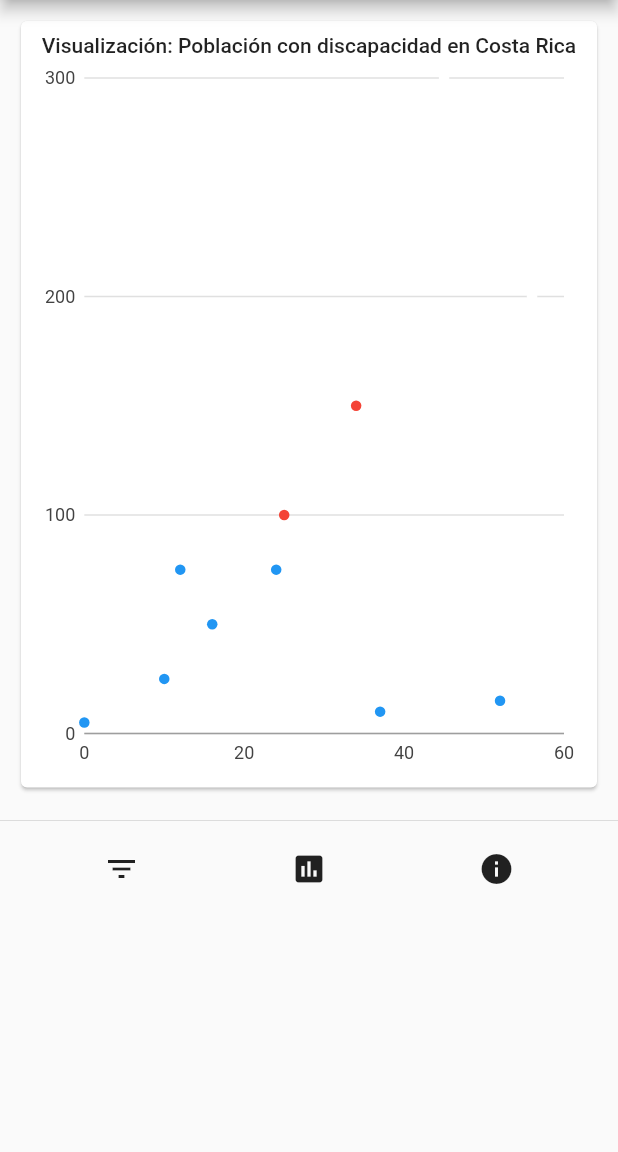
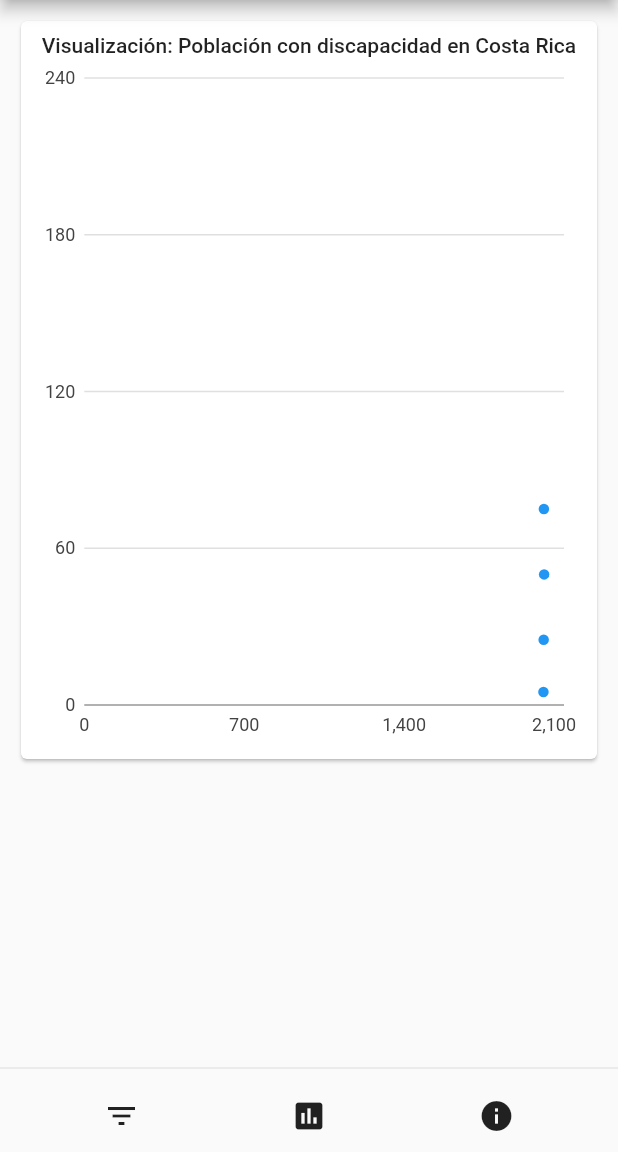
Before and after one commit to andrescornejo/vis-pc-01, a Flutter app: the screen it shows after launch, on a phone screen of 412 x 824 dp, the part 84-1236 px from its top. Run offline on Flutter 3.47's test engine with Material 2 defaults, Android fonts, the phone set to English and light mode, and no system bars; our stand-ins replace charts_flutter; statements that could not run were skipped.

Commit message:
[improved] bubble chart conections and filters

```diff
--- a/vis_pc_01/assets/data/disabledPeopleCR.json
+++ b/vis_pc_01/assets/data/disabledPeopleCR.json
@@ -838,8 +838,5 @@
 		"mental": "104",
 		"sex": "F",
 		"province": "LIM"
-	},
-	{
-		"age": ""
 	}
 ]
--- a/vis_pc_01/lib/chartBubble.dart
+++ b/vis_pc_01/lib/charts/scatterPlotChart.dart
@@ -12,18 +12,26 @@
 /// be color with the color of the data.
 import 'package:charts_flutter/flutter.dart' as charts;
 import 'package:flutter/material.dart';
+import 'package:vispc01/logic/disabilitySeries.dart';
 
 class ShapesScatterPlotChart extends StatelessWidget {
-  final List<charts.Series> seriesList = _createSampleData();
-  final bool animate = true;
+  final List<charts.Series> seriesList;
+  final bool animate;
 
-  ShapesScatterPlotChart();
+  ShapesScatterPlotChart(this.seriesList, {this.animate});
 
   /// Creates a [ScatterPlotChart] with sample data and no transition.
   factory ShapesScatterPlotChart.withSampleData() {
-    return new ShapesScatterPlotChart();
+    return new ShapesScatterPlotChart(
+      _createSampleData(),
+      // Disable animations for image tests.
+      animate: false,
+    );
   }
 
+  factory ShapesScatterPlotChart.fromDisabilityList(List<DisabilitySeries> inputList){
+    return null;
+  }
 
   @override
   Widget build(BuildContext context) {
@@ -41,23 +49,13 @@ class ShapesScatterPlotChart extends StatelessWidget {
   /// Create one series with sample hard coded data.
   static List<charts.Series<LinearSales, int>> _createSampleData() {
     final data = [
-      new LinearSales(0, 5, 3.0, 'circle', null, null),
-      new LinearSales(10, 25, 5.0, null, null, null),
-      new LinearSales(12, 75, 4.0, null, null, null),
+      new LinearSales(2010, 5, 3.0, 'circle', null, null),
+      new LinearSales(2011, 25, 5.0, null, null, null),
+      new LinearSales(2012, 75, 4.0, null, null, null),
       // Render a hollow circle, filled in with white.
       new LinearSales(
           13, 225, 5.0, 'circle', charts.MaterialPalette.white, 2.0),
-      new LinearSales(16, 50, 4.0, null, null, null),
-      new LinearSales(24, 75, 3.0, null, null, null),
-      new LinearSales(25, 100, 3.0, 'circle', null, null),
-      new LinearSales(34, 150, 5.0, null, null, null),
-      new LinearSales(37, 10, 4.5, null, null, null),
-      // Render a hollow circle, filled in with white.
-      new LinearSales(
-          45, 300, 8.0, 'circle', charts.MaterialPalette.white, 2.0),
-      new LinearSales(52, 15, 4.0, null, null, null),
-      // Render a hollow square, filled in with white.
-      new LinearSales(56, 200, 7.0, null, charts.MaterialPalette.white, 2.0),
+      new LinearSales(2013, 50, 4.0, null, null, null),
     ];
 
     final maxMeasure = 300;
--- a/vis_pc_01/lib/home.dart
+++ /dev/null
@@ -1,113 +0,0 @@
-import 'package:flutter/material.dart';
-import 'package:vispc01/dataSeries.dart';
-import 'package:vispc01/dataFilterUI.dart';
-import 'package:vispc01/infoScreenUI.dart';
-
-import 'package:vispc01/chartBubble.dart';
-import 'dart:convert';
-
-
-
-class HomePage extends StatelessWidget {
-
-  Future<List<DataSeries>> getDataFromJSON(BuildContext context) async{
-    String jsonString = await DefaultAssetBundle.of(context).loadString("assets/data/disabledPeopleCR.json");
-    List<dynamic> raw = jsonDecode(jsonString);
-    return raw.map((f)=> DataSeries.fromJSON(f)).toList();
-  }
-
-  @override
-  Widget build(BuildContext context){
-    return Scaffold(
-      resizeToAvoidBottomInset: false, // set it to false
-      appBar: AppBar(
-        title: Text("vis-pc-01"),
-        backgroundColor: Colors.deepPurple,
-      ),
-      body: Column(children: <Widget>[
-        Container(
-          height: 539,    //Hardcoded :( This is for a 1080 x 1920 screen.
-          padding: EdgeInsets.all(10),
-          child: Card(
-            child: Padding(
-              padding: const EdgeInsets.all(8.0),
-              child: Column(
-                children: <Widget>[
-                  Text("Visualización: Población con discapacidad en Costa Rica",
-                    style: Theme.of(context).textTheme.body2,
-                  ),
-                  Expanded(
-                      child: ShapesScatterPlotChart() //CHART GOES HERE
-                  )
-                ],
-              )
-            )
-          )
-        ),
-        Divider(),
-        Row(
-          mainAxisAlignment: MainAxisAlignment.spaceEvenly,
-          crossAxisAlignment: CrossAxisAlignment.start,
-          children: <Widget>[
-            FlatButton(
-              onPressed: () {
-                Navigator.push(context,
-                MaterialPageRoute(builder: (context) => DataFilterUI())
-                );
-              },
-              child: Icon(Icons.filter_list),
-              disabledColor: Colors.lightBlue[600],
-            ),
-            FlatButton(
-              onPressed: () {},
-              child: Icon(Icons.insert_chart),
-              disabledColor: Colors.lightBlue[600],
-            ),
-            FlatButton(
-              onPressed: () {
-                Navigator.push(context,
-                    MaterialPageRoute(builder: (context) => InfoScreenUI())
-                );
-              },
-              child: Icon(Icons.info),
-              disabledColor: Colors.lightBlue[600],
-            ),
-          ],
-        )
-      ],)
-    );
-  }
-
-//  @override
-//  Widget build(BuildContext context){
-//    return Scaffold(
-//        appBar: AppBar(
-//          title: Text("Data Parser"),
-//        ),
-//        body: Container(
-//            child: FutureBuilder(
-//                future: getDataFromJSON(context),
-//                builder: (context,data){
-//                  if(data.hasData){
-//                    List<DataSeries> dataList = data.data;
-//                    return ListView.builder(
-//                        itemCount: dataList.length,
-//                        itemBuilder: (context, index){
-//                          return ListTile(
-//                            title: Text(dataList[index].age, style: TextStyle(
-//                                fontSize: 25.0,
-//                                fontWeight: FontWeight.bold
-//                            ),),
-//                            subtitle: Text(dataList[index].province),
-//                          );
-//                        });
-//                  } else {
-//                    return Center(child: CircularProgressIndicator(),);
-//                  }
-//                }
-//            )
-//        )
-//    );
-//  }
-
-}
--- /dev/null
+++ b/vis_pc_01/lib/logic/disabilitySeries.dart
@@ -0,0 +1,25 @@
+/* Author: Andrés Cornejo
+ * Class: DisabilitySeries
+ * Description: Generates an object that contains the statistics of specific disabilities.
+ *              It's meant to be used in a list, to be fed to the chart library.
+ */
+
+class DisabilitySeries{
+  String type, sex, ageGroup, province;
+  int amount;
+
+  DisabilitySeries(this.type, this.sex,
+      this.ageGroup, this.province, this.amount);
+
+  String toString(){
+    String output = "Disability type: " + this.type + "\n";
+    output += "Age group: " + this.ageGroup + "\n";
+    output += "Amount: " + this.amount.toString() + "\n";
+    output += "Sex: " + this.sex + "\n";
+    output+= "Province:" + this.province + "\n";
+    output+= "\n";
+
+    return output;
+  }
+
+}
--- a/vis_pc_01/lib/main.dart
+++ b/vis_pc_01/lib/main.dart
@@ -1,5 +1,5 @@
 import 'package:flutter/material.dart';
-import 'package:vispc01/home.dart';
+import 'package:vispc01/ui/home.dart';
 
 void main() => runApp(MyApp());
 
--- a/vis_pc_01/lib/dataFilterUI.dart
+++ b/vis_pc_01/lib/ui/dataFilterUI.dart
@@ -1,5 +1,5 @@
 import 'package:flutter/material.dart';
-import 'package:vispc01/globals.dart' as globals;
+import 'package:vispc01/libraries/globals.dart' as globals;
 
 class DataFilterUI extends StatefulWidget {
   @override
--- /dev/null
+++ b/vis_pc_01/lib/ui/home.dart
@@ -0,0 +1,144 @@
+import 'package:flutter/material.dart';
+import 'package:vispc01/logic/dataSeries.dart';
+import 'package:vispc01/logic/dataProvider.dart';
+import 'package:vispc01/ui/dataFilterUI.dart';
+import 'package:vispc01/ui/infoScreen.dart';
+
+import 'package:vispc01/charts/scatterPlotChart.dart';
+import 'dart:convert';
+
+
+
+class HomePage extends StatelessWidget {
+
+  Future<List<DataSeries>> getDataFromJSON(BuildContext context) async{
+    String jsonString = await DefaultAssetBundle.of(context).loadString("assets/data/disabledPeopleCR.json");
+    List<dynamic> raw = jsonDecode(jsonString);
+    return raw.map((f)=> DataSeries.fromJSON(f)).toList();
+  }
+
+  @override
+  Widget build(BuildContext context){
+
+    return Scaffold(
+      resizeToAvoidBottomInset: false, // set it to false
+      appBar: AppBar(
+        title: Text("vis-pc-01"),
+        backgroundColor: Colors.deepPurple,
+      ),
+      body: Flex(
+        direction: Axis.vertical,
+        children: <Widget>[
+          Expanded(
+              child: ListView(
+                shrinkWrap: true,
+                children: <Widget>[
+                  DataProvider(),
+                ],
+              )
+          ),
+          Divider(),
+          Row(
+            mainAxisAlignment: MainAxisAlignment.spaceEvenly,
+            crossAxisAlignment: CrossAxisAlignment.start,
+            children: <Widget>[
+              FlatButton(
+                onPressed: () {
+                  Navigator.push(context,
+                      MaterialPageRoute(builder: (context) => DataFilterUI())
+                  );
+                },
+                child: Icon(Icons.filter_list),
+                disabledColor: Colors.lightBlue[600],
+              ),
+              FlatButton(
+                onPressed: () {},
+                child: Icon(Icons.insert_chart),
+                disabledColor: Colors.lightBlue[600],
+              ),
+              FlatButton(
+                onPressed: () {
+                  Navigator.push(context,
+                      MaterialPageRoute(builder: (context) => InfoScreen())
+                  );
+                },
+                child: Icon(Icons.info),
+                disabledColor: Colors.lightBlue[600],
+              ),
+            ],
+          )
+        ],
+      )
+    );
+  }
+
+//  @override
+//  Widget build(BuildContext context){
+//    return Scaffold(
+//        appBar: AppBar(
+//          title: Text("Data Parser"),
+//        ),
+//        body: Container(
+//            child: FutureBuilder(
+//                future: getDataFromJSON(context),
+//                builder: (context,data){
+//                  if(data.hasData){
+//                    List<DataSeries> dataList = data.data;
+//                    return ListView.builder(
+//                        itemCount: dataList.length,
+//                        itemBuilder: (context, index){
+//                          return ListTile(
+//                            title: Text(dataList[index].age, style: TextStyle(
+//                                fontSize: 25.0,
+//                                fontWeight: FontWeight.bold
+//                            ),),
+//                            subtitle: Text(dataList[index].province),
+//                          );
+//                        });
+//                  } else {
+//                    return Center(child: CircularProgressIndicator(),);
+//                  }
+//                }
+//            )
+//        )
+//    );
+//  }
+
+
+
+
+
+
+
+//Divider(),
+//        Row(
+//          mainAxisAlignment: MainAxisAlignment.spaceEvenly,
+//          crossAxisAlignment: CrossAxisAlignment.start,
+//          children: <Widget>[
+//            FlatButton(
+//              onPressed: () {
+//                Navigator.push(context,
+//                MaterialPageRoute(builder: (context) => DataFilterUI())
+//                );
+//              },
+//              child: Icon(Icons.filter_list),
+//              disabledColor: Colors.lightBlue[600],
+//            ),
+//            FlatButton(
+//              onPressed: () {},
+//              child: Icon(Icons.insert_chart),
+//              disabledColor: Colors.lightBlue[600],
+//            ),
+//            FlatButton(
+//              onPressed: () {
+//                Navigator.push(context,
+//                    MaterialPageRoute(builder: (context) => InfoScreen())
+//                );
+//              },
+//              child: Icon(Icons.info),
+//              disabledColor: Colors.lightBlue[600],
+//            ),
+//          ],
+//        )
+
+}
--- a/vis_pc_01/lib/infoScreenUI.dart
+++ b/vis_pc_01/lib/ui/infoScreen.dart
@@ -1,6 +1,6 @@
 import 'package:flutter/material.dart';
 
-class InfoScreenUI extends StatelessWidget {
+class InfoScreen extends StatelessWidget {
   @override
   Widget build(BuildContext context) {
     return Scaffold(
```
Also changed, not shown: vis_pc_01/lib/barChart.dart (deleted, +0 -26 lines), vis_pc_01/lib/charts/barChart.dart (added, +56 -0 lines), vis_pc_01/lib/dataFilter.dart (deleted, +0 -24 lines), vis_pc_01/lib/logic/dataProvider.dart (added, +181 -0 lines), vis_pc_01/lib/logic/dataSeries.dart (renamed from vis_pc_01/lib/dataSeries.dart, +22 -2 lines), vis_pc_01/lib/libraries/globals.dart (renamed from vis_pc_01/lib/globals.dart).
